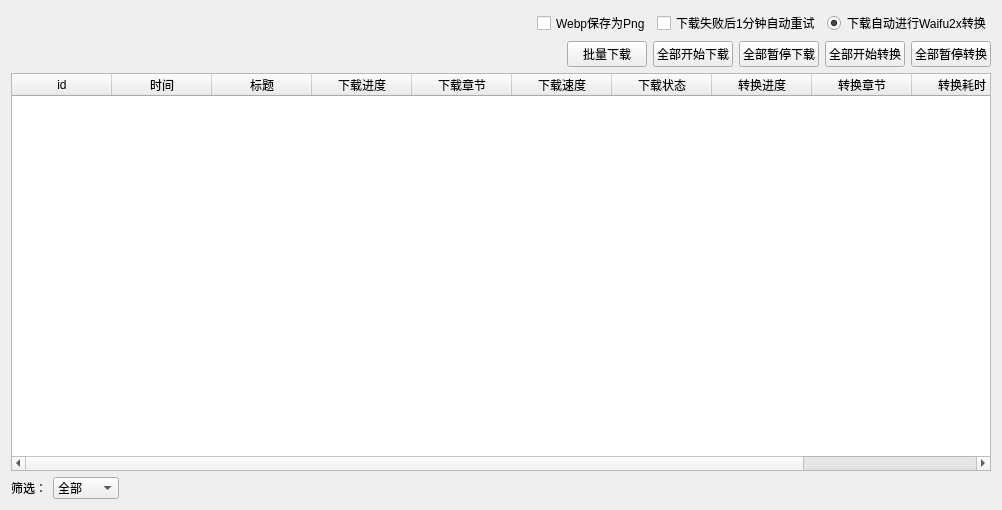
tonquer/JMComic-qt, file ui/ui_download.ui: the form before one commit.
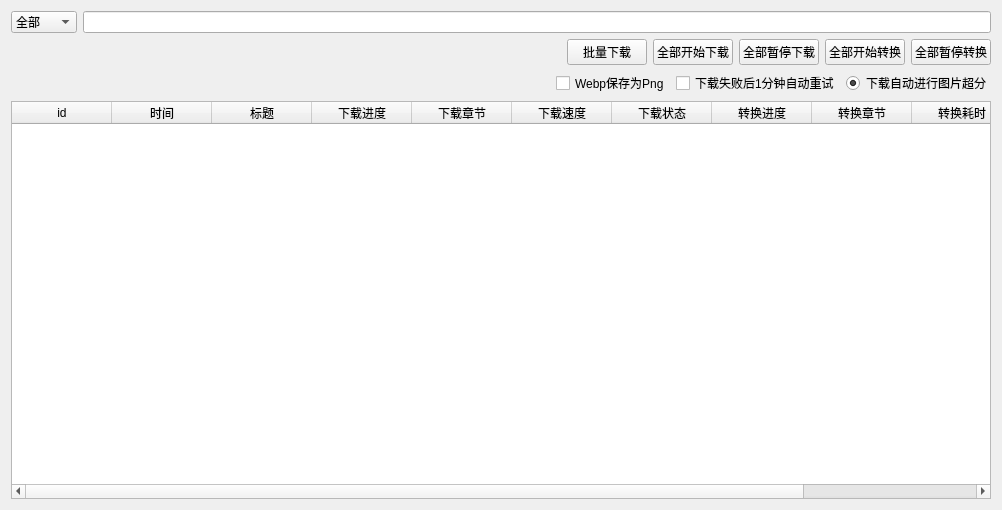
The form after the commit.

```diff
--- a/ui/ui_download.ui
+++ b/ui/ui_download.ui
@@ -14,60 +14,8 @@
    <string>下载</string>
   </property>
   <layout class="QGridLayout" name="gridLayout_2">
-   <item row="3" column="0">
+   <item row="5" column="0">
     <layout class="QGridLayout" name="gridLayout">
-     <item row="2" column="0">
-      <layout class="QHBoxLayout" name="horizontalLayout">
-       <item>
-        <spacer name="horizontalSpacer">
-         <property name="orientation">
-          <enum>Qt::Horizontal</enum>
-         </property>
-         <property name="sizeHint" stdset="0">
-          <size>
-           <width>40</width>
-           <height>20</height>
-          </size>
-         </property>
-        </spacer>
-       </item>
-       <item>
-        <widget class="QPushButton" name="someDownButton">
-         <property name="text">
-          <string>批量下载</string>
-         </property>
-        </widget>
-       </item>
-       <item>
-        <widget class="QPushButton" name="pushButton">
-         <property name="text">
-          <string>全部开始下载</string>
-         </property>
-        </widget>
-       </item>
-       <item>
-        <widget class="QPushButton" name="pushButton_3">
-         <property name="text">
-          <string>全部暂停下载</string>
-         </property>
-        </widget>
-       </item>
-       <item>
-        <widget class="QPushButton" name="pushButton_2">
-         <property name="text">
-          <string>全部开始转换</string>
-         </property>
-        </widget>
-       </item>
-       <item>
-        <widget class="QPushButton" name="pushButton_4">
-         <property name="text">
-          <string>全部暂停转换</string>
-         </property>
-        </widget>
-       </item>
-      </layout>
-     </item>
      <item row="5" column="0">
       <widget class="QTableWidget" name="tableWidget">
        <column>
@@ -129,7 +77,7 @@
      </item>
     </layout>
    </item>
-   <item row="0" column="0">
+   <item row="2" column="0">
     <layout class="QHBoxLayout" name="horizontalLayout_3">
      <item>
       <spacer name="horizontalSpacer_2">
@@ -164,7 +112,7 @@
         <bool>true</bool>
        </property>
        <property name="text">
-        <string>下载自动进行Waifu2x转换</string>
+        <string>下载自动进行图片超分</string>
        </property>
        <property name="checked">
         <bool>true</bool>
@@ -173,15 +121,8 @@
      </item>
     </layout>
    </item>
-   <item row="4" column="0">
-    <layout class="QHBoxLayout" name="horizontalLayout_2">
-     <item>
-      <widget class="QLabel" name="label">
-       <property name="text">
-        <string>筛选：</string>
-       </property>
-      </widget>
-     </item>
+   <item row="0" column="0">
+    <layout class="QHBoxLayout" name="horizontalLayout_5">
      <item>
       <widget class="QComboBox" name="comboBox">
        <item>
@@ -202,7 +143,14 @@
       </widget>
      </item>
      <item>
-      <spacer name="horizontalSpacer_3">
+      <widget class="QLineEdit" name="lineEdit"/>
+     </item>
+    </layout>
+   </item>
+   <item row="1" column="0">
+    <layout class="QHBoxLayout" name="horizontalLayout">
+     <item>
+      <spacer name="horizontalSpacer">
        <property name="orientation">
         <enum>Qt::Horizontal</enum>
        </property>
@@ -214,6 +162,41 @@
        </property>
       </spacer>
      </item>
+     <item>
+      <widget class="QPushButton" name="someDownButton">
+       <property name="text">
+        <string>批量下载</string>
+       </property>
+      </widget>
+     </item>
+     <item>
+      <widget class="QPushButton" name="pushButton">
+       <property name="text">
+        <string>全部开始下载</string>
+       </property>
+      </widget>
+     </item>
+     <item>
+      <widget class="QPushButton" name="pushButton_3">
+       <property name="text">
+        <string>全部暂停下载</string>
+       </property>
+      </widget>
+     </item>
+     <item>
+      <widget class="QPushButton" name="pushButton_2">
+       <property name="text">
+        <string>全部开始转换</string>
+       </property>
+      </widget>
+     </item>
+     <item>
+      <widget class="QPushButton" name="pushButton_4">
+       <property name="text">
+        <string>全部暂停转换</string>
+       </property>
+      </widget>
+     </item>
     </layout>
    </item>
   </layout>
```
